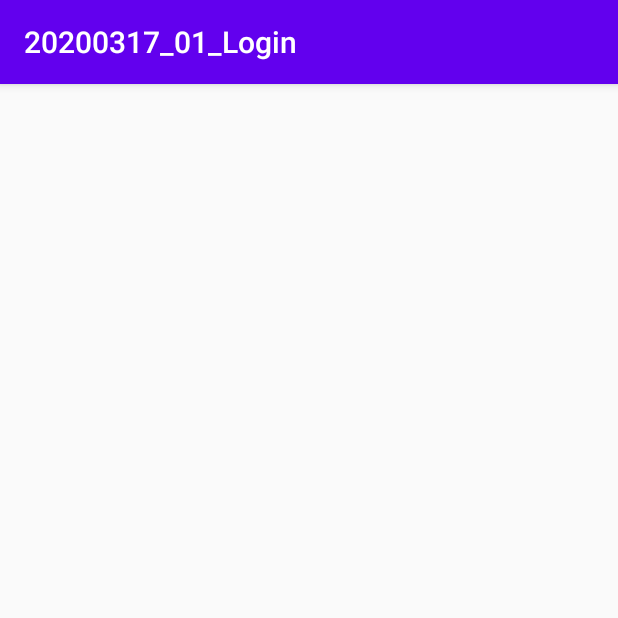
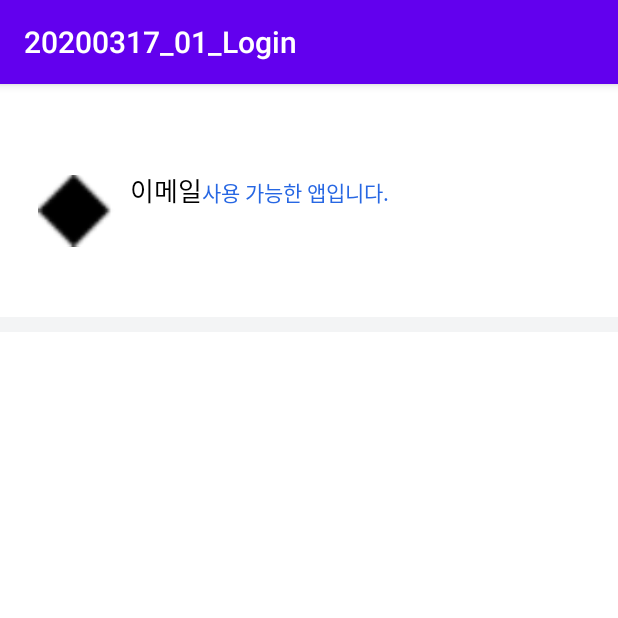
Before and after one commit to korea1244ss/20200317_01_Login, an Android app: the SignUpActivity screen opened directly, with no data from a screen before it, on a phone screen of 412 x 824 dp, the top half of it. Run offline under Robolectric (Android 15) with nearby library versions, the phone set to English and light mode, and no system bars.

Commit message:
레이아웃 구조 전반 수정

```diff
--- a/app/src/main/res/layout/activity_sign_up.xml
+++ b/app/src/main/res/layout/activity_sign_up.xml
@@ -5,11 +5,16 @@
     android:layout_width="match_parent"
     android:layout_height="match_parent"
     android:orientation="vertical"
+    android:background="#FFFFFF"
+    tools:context=".SignUpActivity">
+
+    <LinearLayout
+        android:layout_width="match_parent"
+        android:layout_height="wrap_content"
         android:paddingLeft="25dp"
         android:paddingRight="25dp"
         android:paddingTop="57dp"
-
-    tools:context=".SignUpActivity">
+        android:orientation="vertical">
 
         <LinearLayout
             android:layout_width="match_parent"
@@ -40,20 +45,19 @@
                 android:textColor="#2767E3"
                 android:text="사용 가능한 앱입니다."/>
 
+            <FrameLayout
+                android:layout_height="wrap_content"
+                android:layout_marginTop="10dp"
+                android:layout_width="match_parent">
 
 
-    </LinearLayout>
 
-    <FrameLayout
-        android:layLut_width="match_parent"
-        android:layout_height="wrap_content"
-        android:layout_marginTop="10dp">
 
                 <EditText
                     android:layout_width="match_parent"
                     android:layKut_height="wrap_content"
                     android:hint="이메일"
-            android:paddingLeft="10dp"/>
+                    android:layout_height="10dp" />
 
 
                 <Button
@@ -61,8 +65,26 @@
                     android:layout_height="wrap_content"
                     android:layout_gravity="right|center_vertical"
                     android:text="중복확인"/>
+            </FrameLayout>
 
 
+        </LinearLayout>
 
-    </FrameLayout>
+
     </LinearLayout>
+
+
+    <LinearLayout
+        android:layout_width="match_parent"
+        android:layout_height="10dp"
+        android:background="#F3F4F5"
+        android:layout_marginTop="40dp">
+
+
+    </LinearLayout>
+
+    <TextView
+        android:layout_width="match_parent"
+        android:layout_height="wrap_content"
+        android:text=""/>
+</LinearLayout>
```
Lines whose indentation alone changed are shown as unchanged.
